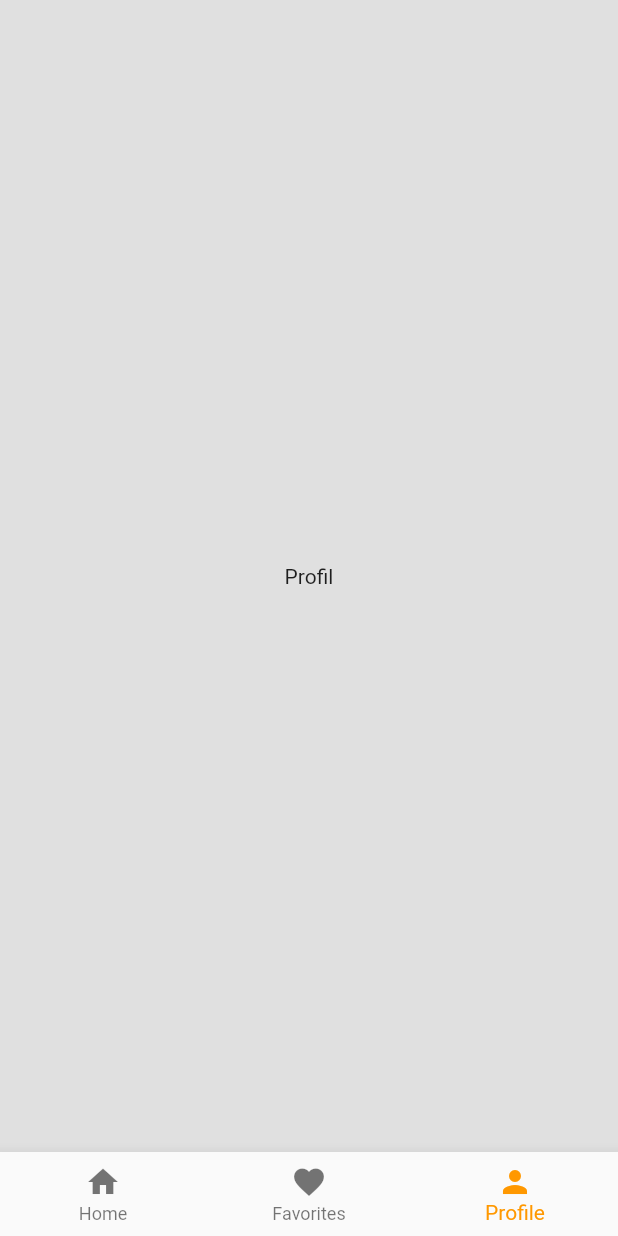
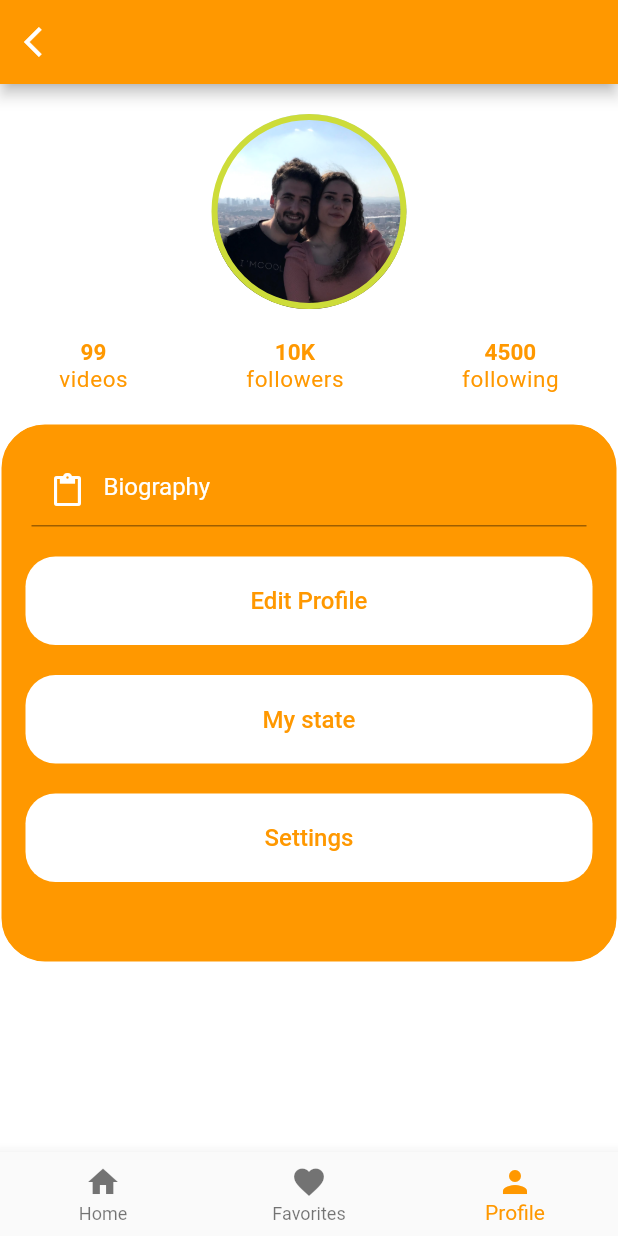
Before and after one commit to Alpha-Hunter-Software/Food-App, a Flutter app: the MenuScreen screen opened directly, item 3 of the bottom bar chosen, on a phone screen of 412 x 824 dp. Run offline on Flutter 3.47's test engine with Material 2 defaults, Android fonts, the phone set to English and light mode, and no system bars; our stand-ins replace carousel_slider.

Commit message:
add zafer_profile

```diff
--- a/food_application/lib/ui/login/login_screen.dart
+++ b/food_application/lib/ui/login/login_screen.dart
@@ -30,7 +30,6 @@ class _LoginScreenState extends State<LoginScreen> {
                 child: Column(
                   children: [
                     TextField(
-                      controller: emailController,
                       keyboardType: TextInputType.emailAddress,
                       textInputAction: TextInputAction.next,
                       decoration: InputDecoration(
--- a/food_application/lib/ui/menu/menu_screen.dart
+++ b/food_application/lib/ui/menu/menu_screen.dart
@@ -2,6 +2,7 @@ import 'package:flutter/material.dart';
 import 'package:food_application/ui/favorite/favorite_screen.dart';
 import 'package:food_application/ui/home/home_screen.dart';
 import 'package:food_application/ui/profile/profile_screen.dart';
+import 'package:food_application/ui/zafer_profile/profilefood.dart';
 
 class MenuScreen extends StatefulWidget {
   MenuScreen({Key? key}) : super(key: key);
@@ -32,7 +33,7 @@ class _MenuScreenState extends State<MenuScreen> {
             ? HomeScreen()
             : _currentIndex == 1
                 ? FavoriteScreen()
-                : ProfileScreen(),
+                : Profilefood(),
       ),
       bottomNavigationBar: BottomNavigationBar(
         items: const [
--- /dev/null
+++ b/food_application/lib/ui/zafer_profile/mystate.dart
@@ -0,0 +1,15 @@
+import 'package:flutter/material.dart';
+
+class Mystate extends StatefulWidget {
+  Mystate({Key? key}) : super(key: key);
+
+  @override
+  State<Mystate> createState() => _MystateState();
+}
+
+class _MystateState extends State<Mystate> {
+  @override
+  Widget build(BuildContext context) {
+    return Scaffold();
+  }
+}
--- /dev/null
+++ b/food_application/lib/ui/zafer_profile/profilefood.dart
@@ -0,0 +1,270 @@
+import 'dart:ui';
+
+import 'package:flutter/material.dart';
+
+import 'package:food_application/ui/login/login_screen.dart';
+import 'package:food_application/ui/zafer_profile/editprofile.dart';
+import 'package:food_application/ui/zafer_profile/mystate.dart';
+import 'package:food_application/ui/zafer_profile/settings.dart';
+
+class Profilefood extends StatefulWidget {
+  const Profilefood({Key? key}) : super(key: key);
+
+  @override
+  State<Profilefood> createState() => _ProfilefoodState();
+}
+
+class _ProfilefoodState extends State<Profilefood> {
+  final TextEditingController multilineContoroller = TextEditingController();
+  @override
+  Widget build(BuildContext context) {
+    final Size size = MediaQuery.of(context).size;
+    return Scaffold(
+      backgroundColor: Colors.white,
+      appBar: AppBar(
+        backgroundColor: Colors.orange,
+        leading: IconButton(
+          icon: const Icon(Icons.arrow_back_ios),
+          color: Colors.white,
+          onPressed: () {
+            Navigator.push(
+              context,
+              MaterialPageRoute(
+                builder: (context) => LoginScreen(),
+              ),
+            );
+          },
+        ),
+      ),
+      body: Column(
+        children: [
+          Center(
+            child: Column(
+              children: [
+                const SizedBox(
+                  height: 20,
+                ),
+                Container(
+                  width: 130,
+                  height: 130,
+                  decoration: BoxDecoration(
+                      border: Border.all(width: 4, color: Colors.lime),
+                      shape: BoxShape.circle,
+                      image: DecorationImage(
+                          fit: BoxFit.cover,
+                          image: AssetImage('assets/pp.png'))),
+                )
+              ],
+            ),
+          ),
+          const SizedBox(
+            height: 20,
+          ),
+          Row(
+            mainAxisAlignment: MainAxisAlignment.spaceAround,
+            children: [
+              Column(
+                children: [
+                  Text(
+                    '99',
+                    style: TextStyle(
+                      color: Colors.orange,
+                      fontWeight: FontWeight.w700,
+                      fontSize: 15,
+                    ),
+                  ),
+                  Text(
+                    'videos',
+                    style: TextStyle(
+                        color: Colors.orange,
+                        fontWeight: FontWeight.normal,
+                        fontSize: 15,
+                        letterSpacing: 0.4),
+                  ),
+                ],
+              ),
+              Column(
+                children: [
+                  Text(
+                    '10K',
+                    style: TextStyle(
+                      color: Colors.orange,
+                      fontWeight: FontWeight.w700,
+                      fontSize: 15,
+                    ),
+                  ),
+                  Text(
+                    'followers',
+                    style: TextStyle(
+                        color: Colors.orange,
+                        fontWeight: FontWeight.normal,
+                        fontSize: 15,
+                        letterSpacing: 0.4),
+                  ),
+                ],
+              ),
+              Column(
+                children: [
+                  Text(
+                    '4500',
+                    style: TextStyle(
+                      color: Colors.orange,
+                      fontWeight: FontWeight.w700,
+                      fontSize: 15,
+                    ),
+                  ),
+                  Text(
+                    'following',
+                    style: TextStyle(
+                        color: Colors.orange,
+                        fontWeight: FontWeight.normal,
+                        fontSize: 15,
+                        letterSpacing: 0.4),
+                  ),
+                ],
+              ),
+            ],
+          ),
+          const SizedBox(
+            height: 20,
+          ),
+          Center(
+            child: Stack(
+              children: [
+                Container(
+                  height: 360,
+                  width: MediaQuery.of(context).size.width,
+                  decoration: BoxDecoration(
+                      shape: BoxShape.rectangle,
+                      color: Colors.orange,
+                      border: Border.all(
+                        color: Colors.white,
+                        width: 1.0,
+                      ),
+                      borderRadius: BorderRadius.circular(30)),
+                  child: Column(
+                    children: [
+                      const SizedBox(
+                        height: 20,
+                      ),
+                      const Padding(
+                        padding: EdgeInsets.symmetric(horizontal: 20.0),
+                        child: TextField(
+                          cursorHeight: 16,
+                          cursorColor: Colors.white,
+                          style: TextStyle(color: Colors.white),
+                          keyboardType: TextInputType.multiline,
+                          textInputAction: TextInputAction.next,
+                          decoration: InputDecoration(
+                            hintText: "Biography",
+                            hintStyle: TextStyle(
+                              color: Colors.white,
+                            ),
+                            prefixIcon: Icon(Icons.paste, color: Colors.white),
+                          ),
+                        ),
+                      ),
+                      const SizedBox(
+                        height: 20,
+                      ),
+                      MaterialButton(
+                        onPressed: () {
+                          Navigator.push(
+                            context,
+                            MaterialPageRoute(
+                              builder: (context) => Editprofile(),
+                            ),
+                          );
+                        },
+                        child: Container(
+                          width: size.width,
+                          decoration: BoxDecoration(
+                            color: Colors.white,
+                            borderRadius: BorderRadius.circular(20),
+                          ),
+                          child: const Padding(
+                            padding: EdgeInsets.all(20.0),
+                            child: Text(
+                              "Edit Profile",
+                              textAlign: TextAlign.center,
+                              style: TextStyle(
+                                color: Colors.orange,
+                                fontSize: 16,
+                              ),
+                            ),
+                          ),
+                        ),
+                      ),
+                      const SizedBox(
+                        height: 20,
+                      ),
+                      MaterialButton(
+                        onPressed: () {
+                          Navigator.push(
+                            context,
+                            MaterialPageRoute(
+                              builder: (context) => Mystate(),
+                            ),
+                          );
+                        },
+                        child: Container(
+                          width: size.width,
+                          decoration: BoxDecoration(
+                            color: Colors.white,
+                            borderRadius: BorderRadius.circular(20),
+                          ),
+                          child: const Padding(
+                            padding: EdgeInsets.all(20.0),
+                            child: Text(
+                              "My state",
+                              textAlign: TextAlign.center,
+                              style: TextStyle(
+                                color: Colors.orange,
+                                fontSize: 16,
+                              ),
+                            ),
+                          ),
+                        ),
+                      ),
+                      const SizedBox(
+                        height: 20,
+                      ),
+                      MaterialButton(
+                        onPressed: () {
+                          Navigator.push(
+                            context,
+                            MaterialPageRoute(
+                              builder: (context) => Settings(),
+                            ),
+                          );
+                        },
+                        child: Container(
+                          width: size.width,
+                          decoration: BoxDecoration(
+                            color: Colors.white,
+                            borderRadius: BorderRadius.circular(20),
+                          ),
+                          child: const Padding(
+                            padding: EdgeInsets.all(20.0),
+                            child: Text(
+                              "Settings",
+                              textAlign: TextAlign.center,
+                              style: TextStyle(
+                                color: Colors.orange,
+                                fontSize: 16,
+                              ),
+                            ),
+                          ),
+                        ),
+                      ),
+                    ],
+                  ),
+                ),
+              ],
+            ),
+          ),
+        ],
+      ),
+    );
+  }
+}
--- /dev/null
+++ b/food_application/lib/ui/zafer_profile/settings.dart
@@ -0,0 +1,15 @@
+import 'package:flutter/material.dart';
+
+class Settings extends StatefulWidget {
+  Settings({Key? key}) : super(key: key);
+
+  @override
+  State<Settings> createState() => _SettingsState();
+}
+
+class _SettingsState extends State<Settings> {
+  @override
+  Widget build(BuildContext context) {
+    return Scaffold();
+  }
+}
```
Also changed, not shown: food_application/lib/ui/zafer_profile/editprofile.dart (added, +116 -0 lines), food_application/assets/pp.png (added).
